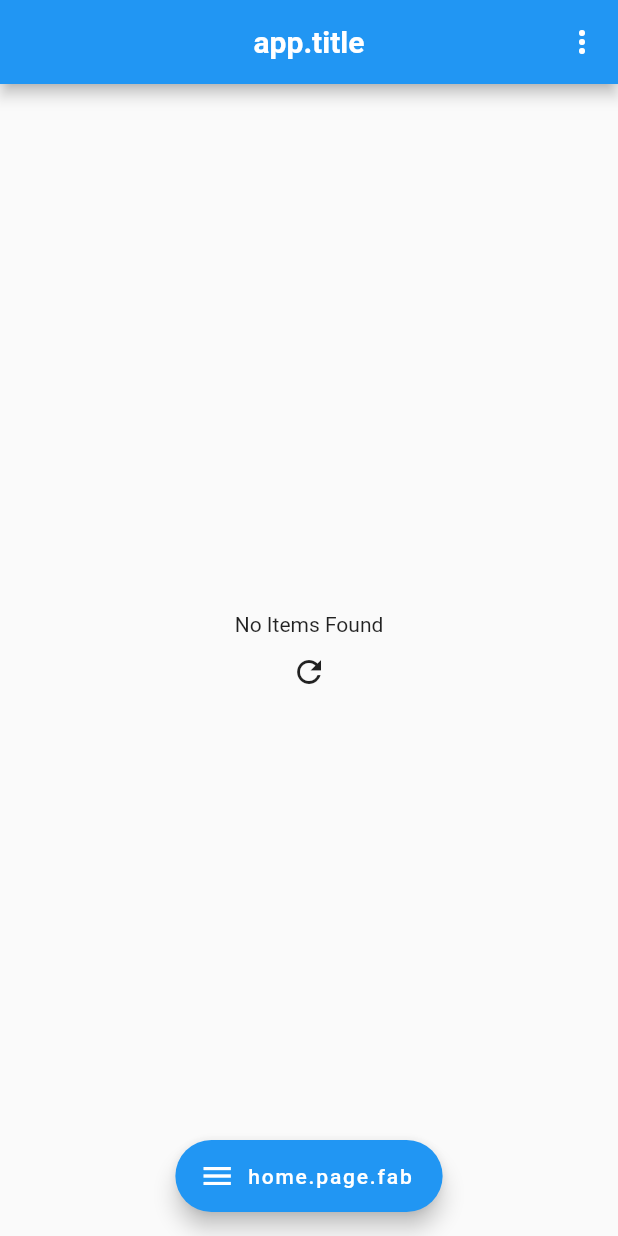
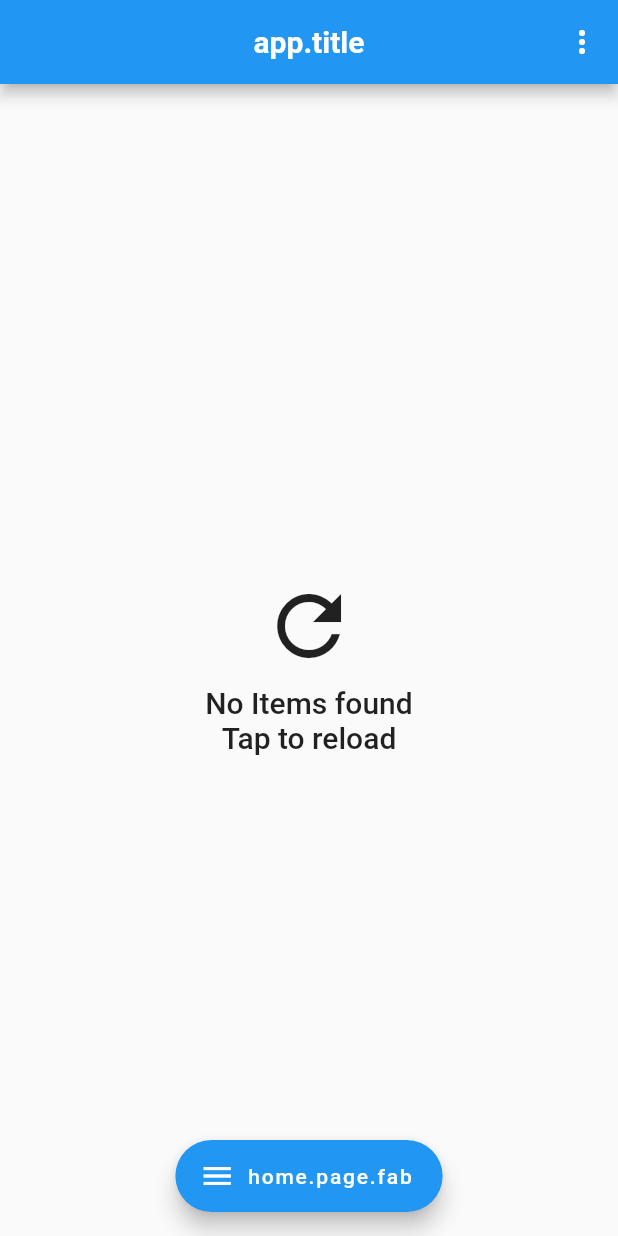
Before and after one commit to jesusrp98/space-curiosity, a Flutter app: the screen it shows after launch, on a phone screen of 412 x 824 dp. Run offline on Flutter 3.47's test engine with Material 2 defaults, Android fonts, the phone set to English and light mode, and no system bars; our stand-ins replace cached_network_image, cloud_firestore, flutter_i18n, flutter_map, flutter_swiper, font_awesome_flutter and 5 more; missing offline and left inert: add_2_calendar, clipboard_manager, flutter_web_browser, image_downloader, material_search and 2 more; accounts and stored records are empty; network calls fail; statements that could not run were skipped.

Commit message:
Added call error as an independent widget

```diff
--- a/lib/screens/screen_home.dart
+++ b/lib/screens/screen_home.dart
@@ -5,6 +5,7 @@ import 'package:font_awesome_flutter/font_awesome_flutter.dart';
 import 'package:native_widgets/native_widgets.dart';
 import 'package:scoped_model/scoped_model.dart';
 import 'package:space_news/screens/tabs/iss/screen_iss.dart';
+import 'package:space_news/widgets/call_error.dart';
 
 import '../models/nasa/nasa_image.dart';
 import '../models/planets/celestial_body.dart';
@@ -220,18 +221,7 @@ class _ContentPageState extends State<ContentPage> {
       builder: (context, child, model) => model.isLoading
           ? NativeLoadingIndicator(center: true)
           : model.items == null || model.items.isEmpty
-              ? Center(
-                  child: Column(
-                    crossAxisAlignment: CrossAxisAlignment.center,
-                    mainAxisAlignment: MainAxisAlignment.center,
-                  children: <Widget>[
-                    Text('No Items Found'),
-                    IconButton(
-                      icon: Icon(Icons.refresh),
-                      onPressed: () => model.loadData(),
-                    ),
-                  ],
-                ),)
+              ? CallError(() => model.loadData())
               : Swiper(
                   itemBuilder: (_, index) => PhotoCard(model.getItem(index)),
                   scrollDirection: Axis.vertical,
--- /dev/null
+++ b/lib/widgets/call_error.dart
@@ -0,0 +1,31 @@
+import 'package:flutter/material.dart';
+
+/// CALL ERROR WIDGET
+/// Widget displayed when an error occurred presenting API data.
+class CallError extends StatelessWidget {
+  final VoidCallback onTap;
+
+  CallError(this.onTap);
+
+  @override
+  Widget build(BuildContext context) {
+    return Center(
+      child: Column(
+        crossAxisAlignment: CrossAxisAlignment.center,
+        mainAxisAlignment: MainAxisAlignment.center,
+        children: <Widget>[
+          IconButton(
+            icon: Icon(Icons.refresh),
+            onPressed: onTap,
+            iconSize: 64.0,
+          ),
+          Text(
+            'No Items found\nTap to reload',
+            style: Theme.of(context).textTheme.title,
+            textAlign: TextAlign.center,
+          ),
+        ],
+      ),
+    );
+  }
+}
```
